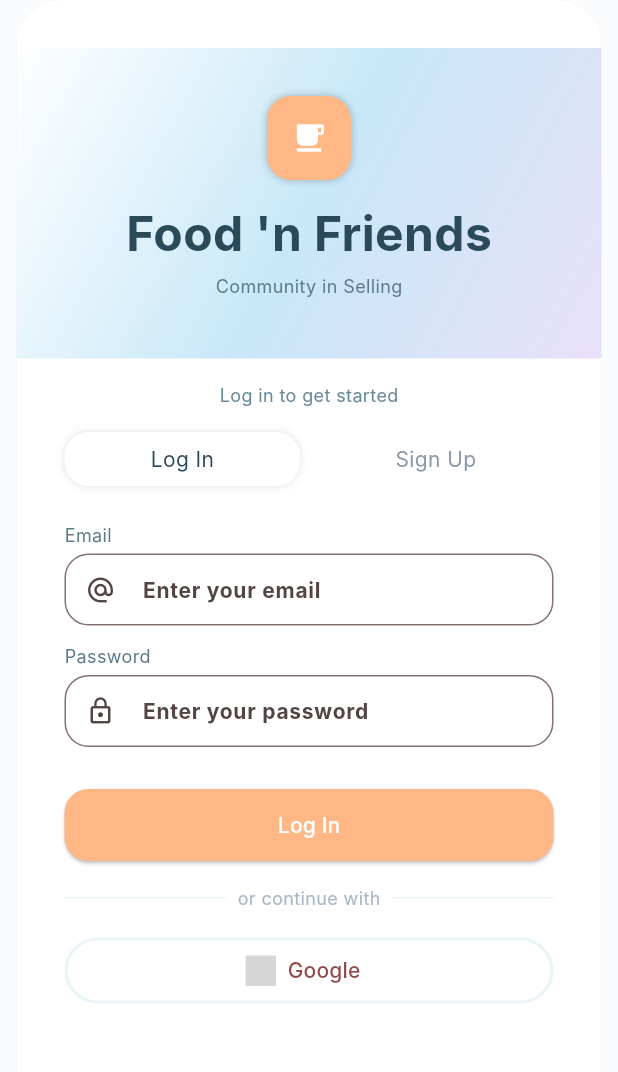
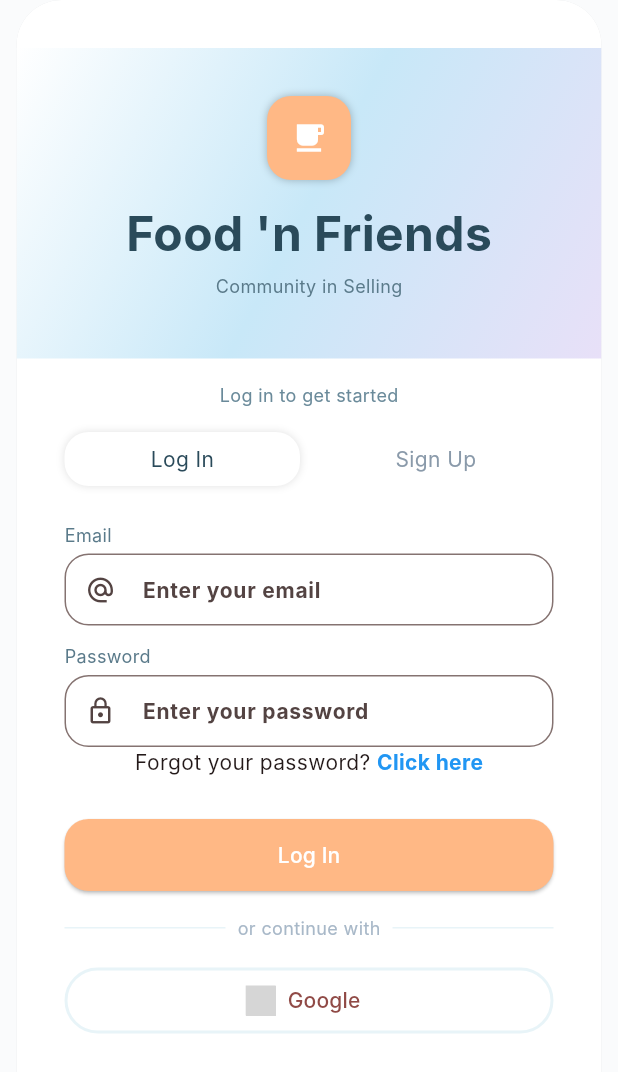
Before and after one commit to anthonynmh/homebased_project, a Flutter app: the screen it shows after launch, on a phone screen of 412 x 824 dp. Shown: the top 1072 px of the screen. Run offline on Flutter 3.47's test engine with Material 3 defaults, Android fonts, the phone set to English and light mode, and no system bars; our stand-ins replace flutter_dotenv, flutter_map, flutter_svg, geolocator, image_picker, latlong2 and 2 more; accounts and stored records are empty; network calls fail; Roboto replaces fonts that are missing (Inter); grey boxes are pictures that could not be loaded.

Commit message:
Add reset password link

```diff
--- a/lib/mvp2/auth_page.dart
+++ b/lib/mvp2/auth_page.dart
@@ -9,6 +9,8 @@ import 'package:homebased_project/backend/auth_api/auth_service.dart';
 import 'package:homebased_project/widgets/snackbar_widget.dart';
 import 'package:homebased_project/backend/user_profile_api/user_profile_model.dart';
 import 'package:homebased_project/backend/user_profile_api/user_profile_service.dart';
+import 'package:homebased_project/mvp2/auth/reset_password_page.dart';
+import 'package:homebased_project/mvp2/auth/get_reset_password_email_page.dart';
 
 enum FieldStatus { defaultStatus, success, error }
 
@@ -52,19 +54,31 @@ class _AppState extends State<AuthPage> {
     super.initState();
     _authStateSubscription = authService.onAuthStateChange.listen(
       (data) {
-        if (_redirecting) return;
-        final session = data.session;
-        if (session != null) {
-          _redirecting = true;
+        final event = data.event;
+
+        if (event == AuthChangeEvent.passwordRecovery) {
+          if (!mounted) return;
           Navigator.of(context).pushReplacement(
-            MaterialPageRoute(builder: (_) => const WidgetTree()),
+            MaterialPageRoute(builder: (_) => const ResetPasswordPage()),
           );
+        } else {
+          if (_redirecting) return;
+          final session = data.session;
+          if (session != null) {
+            _redirecting = true;
+            if (!mounted) return;
+            Navigator.of(context).pushReplacement(
+              MaterialPageRoute(builder: (_) => const WidgetTree()),
+            );
+          }
         }
       },
       onError: (error) {
         if (error is AuthException) {
+          if (!mounted) return;
           context.showSnackBar(error.message, isError: true);
         } else {
+          if (!mounted) return;
           context.showSnackBar('Unexpected error occurred', isError: true);
         }
       },
@@ -160,6 +174,7 @@ class _AppState extends State<AuthPage> {
       );
 
       if (res.user != null) {
+        if (!mounted) return;
         context.showSnackBar("Signup successful!");
 
         // Insert user profile
@@ -187,8 +202,10 @@ class _AppState extends State<AuthPage> {
         // handled by auth listener
       }
     } on AuthException catch (error) {
+      if (!mounted) return;
       context.showSnackBar(error.message, isError: true);
     } catch (_) {
+      if (!mounted) return;
       context.showSnackBar('Unexpected error occurred', isError: true);
     } finally {
       if (mounted) setState(() => _isLoading = false);
@@ -203,8 +220,10 @@ class _AppState extends State<AuthPage> {
         // handled by auth listener
       }
     } on AuthException catch (error) {
+      if (!mounted) return;
       context.showSnackBar(error.message, isError: true);
     } catch (_) {
+      if (!mounted) return;
       context.showSnackBar('Unexpected error occurred', isError: true);
     } finally {
       if (mounted) setState(() => _isLoading = false);
@@ -484,6 +503,29 @@ class _AppState extends State<AuthPage> {
                                 ),
                               ),
                             ),
+                            Row(
+                              mainAxisAlignment: MainAxisAlignment.center,
+                              children: [
+                                const Text("Forgot your password? "),
+                                GestureDetector(
+                                  onTap: () {
+                                    Navigator.of(context).push(
+                                      MaterialPageRoute(
+                                        builder: (_) =>
+                                            const GetResetPasswordEmailPage(),
+                                      ),
+                                    );
+                                  },
+                                  child: const Text(
+                                    "Click here",
+                                    style: TextStyle(
+                                      color: Colors.blue,
+                                      fontWeight: FontWeight.bold,
+                                    ),
+                                  ),
+                                ),
+                              ],
+                            ),
                             if (password.status == FieldStatus.error &&
                                 password.errorMessage != null)
                               Text(
@@ -498,7 +540,7 @@ class _AppState extends State<AuthPage> {
                         ),
 
                         // Confirm Password
-                        if (isSignUp && password.value.isNotEmpty)
+                        if (isSignUp)
                           Column(
                             crossAxisAlignment: CrossAxisAlignment.start,
                             children: [
@@ -513,8 +555,14 @@ class _AppState extends State<AuthPage> {
                               TextField(
                                 controller: confirmPasswordController,
                                 obscureText: true,
+                                style: const TextStyle(fontSize: 14),
                                 decoration: InputDecoration(
                                   hintText: "Re-enter your password",
+                                  hintStyle: const TextStyle(fontSize: 14),
+                                  prefixIcon: const Icon(
+                                    Icons.lock_outline,
+                                    size: 20,
+                                  ),
                                   contentPadding: const EdgeInsets.symmetric(
                                     vertical: 12,
                                     horizontal: 16,
```
